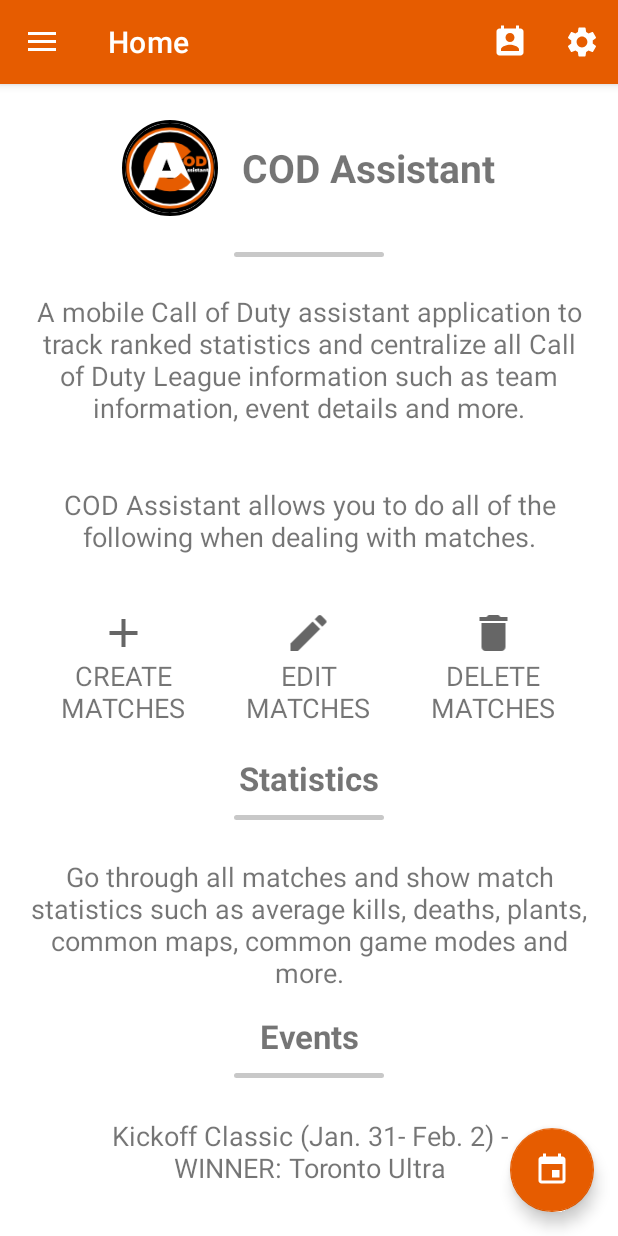
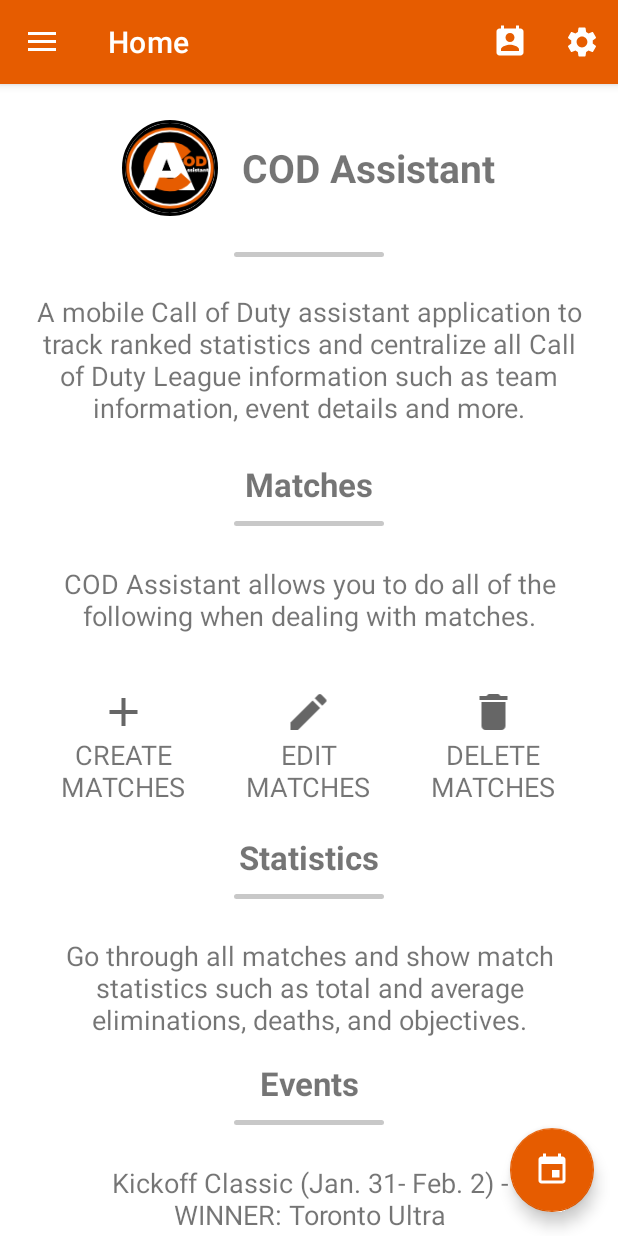
Before and after one commit to robbiebrush/CODAssistantAndroid, an Android app: the screen it shows after launch (MainActivity), on a phone screen of 412 x 824 dp. Run offline under Robolectric (Android 15) with nearby library versions, the phone set to English and light mode, and no system bars; our stand-ins replace CircleImageView, navigation-ui; Roboto replaces fonts that are not available here.

Commit message:
Added content dividers and matches title on home page

```diff
--- a/app/src/main/res/layout/fragment_home.xml
+++ b/app/src/main/res/layout/fragment_home.xml
@@ -56,6 +56,24 @@
             android:text="@string/home_desc"
             android:textAlignment="center"
             android:textSize="@dimen/body_text" />
+
+        <TextView
+            android:id="@+id/home_matchesTitle"
+            android:layout_width="match_parent"
+            android:layout_height="wrap_content"
+            android:text="@string/home_matchesTitle"
+            android:textAlignment="center"
+            android:textSize="@dimen/subtitle_text"
+            android:textStyle="bold" />
+
+        <ImageView
+            android:id="@+id/home_divier4"
+            android:layout_width="match_parent"
+            android:layout_height="wrap_content"
+            android:layout_margin="10dp"
+            android:contentDescription="@string/home_divider"
+            android:src="@drawable/home_divider"
+            tools:ignore="ImageContrastCheck" />
 
         <TextView
             android:id="@+id/matches_info"
--- a/app/src/main/res/layout/fragment_view_pager2.xml
+++ b/app/src/main/res/layout/fragment_view_pager2.xml
@@ -48,7 +48,8 @@
             android:layout_height="wrap_content"
             android:contentDescription="@string/home_divider"
             android:src="@drawable/home_divider"
-            tools:ignore="ImageContrastCheck" />
+            tools:ignore="ImageContrastCheck"
+            android:paddingBottom="30dp"/>
 
         <TextView
             android:id="@+id/teamRoster"
--- a/app/src/main/res/values/strings.xml
+++ b/app/src/main/res/values/strings.xml
@@ -88,7 +88,7 @@
     <string name="home_edit">Edit\nmatches</string>
     <string name="home_delete">Delete\nmatches</string>
     <string name="home_statsTitle">Statistics</string>
-    <string name="home_statsDesc">Go through all matches and show match statistics such as average kills, deaths, plants, common maps, common game modes and more.</string>
+    <string name="home_statsDesc">Go through all matches and show match statistics such as total and average eliminations, deaths, and objectives.</string>
     <string name="home_eventsTitle">Events</string>
     <string name="home_event1">Kickoff Classic (Jan. 31- Feb. 2) -\nWINNER: Toronto Ultra</string>
     <string name="home_event2">OpTic Major 1 (Mar. 6- Mar. 6) -\nWINNER: OpTic Texas</string>
@@ -101,6 +101,7 @@
     <string name="intentInsertEvent6" translatable="false">COD: Vanguard Champs</string>
     <string name="tbd">TBD</string>
     <string name="home_buttText">Save Event</string>
+    <string name="home_matchesTitle">Matches</string>
     <!-- Home Page Description Strings-->
     <string name="home_app_icon">COD Assistant Application Icon</string>
     <string name="home_divider">Content Divider</string>
```
Also changed, not shown: app/src/main/res/layout/fragment_stats.xml (+4 -3 lines), 1 other file.
